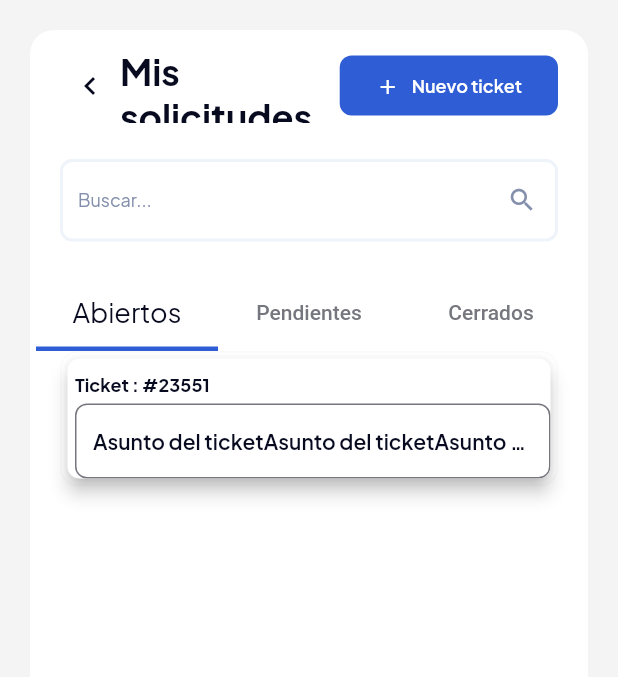
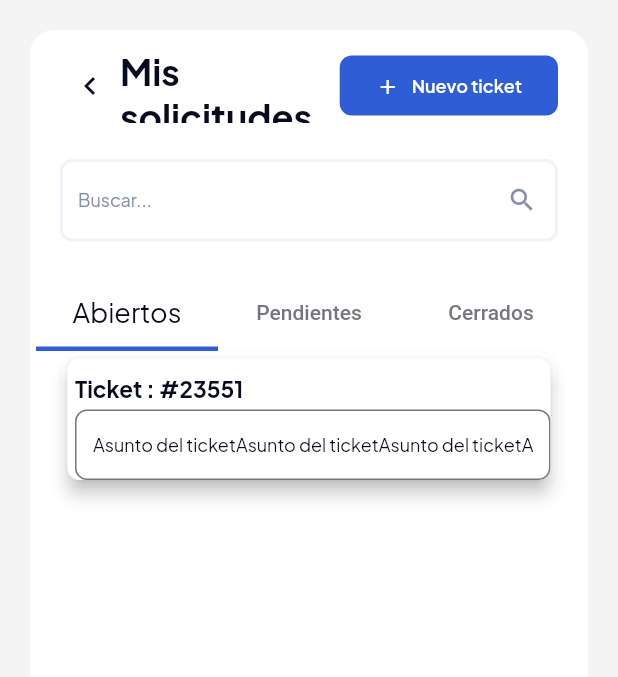
Before and after one commit to LenixPantoja/SupportLinkFront, a Flutter app: the TicketsUserWidget screen opened by its route, on a phone screen of 412 x 824 dp, the part 120-797 px from its top. Run offline on Flutter 3.47's test engine with Material 3 defaults, Android fonts, the phone set to English and light mode, and no system bars; drawn by our look-alikes of auto_size_text, badges; our stand-ins replace cached_network_image, dropdown_button2, easy_debounce, equatable, file_picker, fl_chart and 14 more; missing offline and left inert: aligned_dialog, json_path, mime_type; accounts and stored records are empty; network calls fail.

Commit message:
Updating to latest FlutterFlow output.

```diff
--- a/lib/users/ticket_users/tickets_user/tickets_user_widget.dart
+++ b/lib/users/ticket_users/tickets_user/tickets_user_widget.dart
@@ -42,7 +42,9 @@ class _TicketsUserWidgetState extends State<TicketsUserWidget>
       length: 3,
       initialIndex: 0,
     )..addListener(() => safeSetState(() {}));
-    _model.txtAffairOpenTextController ??= TextEditingController();
+    _model.txtAffairOpenTextController ??= TextEditingController(
+        text:
+            'Asunto del ticketAsunto del ticketAsunto del ticketAsunto del ticket');
     _model.txtAffairOpenFocusNode ??= FocusNode();
 
     _model.txtAffairPendingTextController ??= TextEditingController();
@@ -563,6 +565,7 @@ class _TicketsUserWidgetState extends State<TicketsUserWidget>
                                                                                             style: FlutterFlowTheme.of(context).bodyMedium.override(
                                                                                                   fontFamily: 'Plus Jakarta Sans',
                                                                                                   color: FlutterFlowTheme.of(context).primaryText,
+                                                                                                  fontSize: 15.0,
                                                                                                   letterSpacing: 0.0,
                                                                                                   fontWeight: FontWeight.bold,
                                                                                                 ),
@@ -584,7 +587,6 @@ class _TicketsUserWidgetState extends State<TicketsUserWidget>
                                                                                                       fontFamily: 'Plus Jakarta Sans',
                                                                                                       letterSpacing: 0.0,
                                                                                                     ),
-                                                                                                hintText: 'Asunto del ticketAsunto del ticketAsunto del ticketAsunto del ticket',
                                                                                                 hintStyle: FlutterFlowTheme.of(context).labelMedium.override(
                                                                                                       fontFamily: 'Plus Jakarta Sans',
                                                                                                       color: FlutterFlowTheme.of(context).primaryText,
@@ -623,6 +625,7 @@ class _TicketsUserWidgetState extends State<TicketsUserWidget>
                                                                                               ),
                                                                                               style: FlutterFlowTheme.of(context).bodyMedium.override(
                                                                                                     fontFamily: 'Plus Jakarta Sans',
+                                                                                                    fontSize: 12.0,
                                                                                                     letterSpacing: 0.0,
                                                                                                   ),
                                                                                               cursorColor: FlutterFlowTheme.of(context).primaryText,
@@ -1110,7 +1113,7 @@ class _TicketsUserWidgetState extends State<TicketsUserWidget>
                                                                                     hintStyle: FlutterFlowTheme.of(context).labelMedium.override(
                                                                                           fontFamily: 'Plus Jakarta Sans',
                                                                                           color: FlutterFlowTheme.of(context).secondaryText,
-                                                                                          fontSize: 14.0,
+                                                                                          fontSize: 12.0,
                                                                                           letterSpacing: 0.0,
                                                                                         ),
                                                                                     enabledBorder: OutlineInputBorder(
@@ -1177,6 +1180,7 @@ class _TicketsUserWidgetState extends State<TicketsUserWidget>
                                                                                     hintStyle: FlutterFlowTheme.of(context).labelMedium.override(
                                                                                           fontFamily: 'Plus Jakarta Sans',
                                                                                           color: FlutterFlowTheme.of(context).secondaryText,
+                                                                                          fontSize: 12.0,
                                                                                           letterSpacing: 0.0,
                                                                                         ),
                                                                                     enabledBorder: OutlineInputBorder(
@@ -1242,6 +1246,7 @@ class _TicketsUserWidgetState extends State<TicketsUserWidget>
                                                                                     hintStyle: FlutterFlowTheme.of(context).labelMedium.override(
                                                                                           fontFamily: 'Plus Jakarta Sans',
                                                                                           color: FlutterFlowTheme.of(context).secondaryText,
+                                                                                          fontSize: 12.0,
                                                                                           letterSpacing: 0.0,
                                                                                         ),
                                                                                     enabledBorder: OutlineInputBorder(
@@ -1426,6 +1431,7 @@ class _TicketsUserWidgetState extends State<TicketsUserWidget>
                                                                                                                 'Asunto del ticket o solicitud',
                                                                                                                 style: FlutterFlowTheme.of(context).titleLarge.override(
                                                                                                                       fontFamily: 'Plus Jakarta Sans',
+                                                                                                                      fontSize: 15.0,
                                                                                                                       letterSpacing: 0.0,
                                                                                                                     ),
                                                                                                               ),
@@ -1434,6 +1440,7 @@ class _TicketsUserWidgetState extends State<TicketsUserWidget>
                                                                                                                 style: FlutterFlowTheme.of(context).bodyMedium.override(
                                                                                                                       fontFamily: 'Plus Jakarta Sans',
                                                                                                                       color: FlutterFlowTheme.of(context).neutral500,
+                                                                                                                      fontSize: 12.0,
                                                                                                                       letterSpacing: 0.0,
                                                                                                                     ),
                                                                                                               ),
@@ -1476,6 +1483,7 @@ class _TicketsUserWidgetState extends State<TicketsUserWidget>
                                                                                                           hintText: 'Lorem Ipsum is simply dummy text of the printing and typesetting industry. Lorem Ipsum has been the industry\'s standard dummy text ever since the 1500s, when an unknown printer took a galley of type and scrambled it to make a type specimen book. It has survived not only five centuries, but also the leap into electronic typesetting, remaining essentially unchanged. It was popularised in the 1960s with the release of Letraset sheets containing Lorem Ipsum passages, and more recently with desktop publishing software like Aldus PageMaker including versions of Lorem Ipsum.',
                                                                                                           hintStyle: FlutterFlowTheme.of(context).labelMedium.override(
                                                                                                                 fontFamily: 'Plus Jakarta Sans',
+                                                                                                                fontSize: 12.0,
                                                                                                                 letterSpacing: 0.0,
                                                                                                               ),
                                                                                                           enabledBorder: OutlineInputBorder(
@@ -1552,6 +1560,7 @@ class _TicketsUserWidgetState extends State<TicketsUserWidget>
                                                                                                           'Archivos adjuntos',
                                                                                                           style: FlutterFlowTheme.of(context).titleLarge.override(
                                                                                                                 fontFamily: 'Plus Jakarta Sans',
+                                                                                                                fontSize: 15.0,
                                                                                                                 letterSpacing: 0.0,
                                                                                                               ),
                                                                                                         ),
@@ -1650,6 +1659,7 @@ class _TicketsUserWidgetState extends State<TicketsUserWidget>
                                                                                                           'Comentario respuesta',
                                                                                                           style: FlutterFlowTheme.of(context).titleLarge.override(
                                                                                                                 fontFamily: 'Plus Jakarta Sans',
+                                                                                                                fontSize: 15.0,
                                                                                                                 letterSpacing: 0.0,
                                                                                                               ),
                                                                                                         ),
@@ -1683,6 +1693,7 @@ class _TicketsUserWidgetState extends State<TicketsUserWidget>
                                                                                                                   style: FlutterFlowTheme.of(context).bodyLarge.override(
                                                                                                                         fontFamily: 'Plus Jakarta Sans',
                                                                                                                         color: FlutterFlowTheme.of(context).primaryText,
+                                                                                                                        fontSize: 14.0,
                                                                                                                         letterSpacing: 0.0,
                                                                                                                         fontStyle: FontStyle.italic,
                                                                                                                         decoration: TextDecoration.underline,
@@ -1761,6 +1772,7 @@ class _TicketsUserWidgetState extends State<TicketsUserWidget>
                                                                                                                       style: FlutterFlowTheme.of(context).bodyMedium.override(
                                                                                                                             fontFamily: 'Plus Jakarta Sans',
                                                                                                                             color: FlutterFlowTheme.of(context).secondaryText,
+                                                                                                                            fontSize: 12.0,
                                                                                                                             letterSpacing: 0.0,
                                                                                                                           ),
                                                                                                                       maxLines: null,
@@ -1896,6 +1908,7 @@ class _TicketsUserWidgetState extends State<TicketsUserWidget>
                                                                               ),
                                                                               style: FlutterFlowTheme.of(context).labelLarge.override(
                                                                                     fontFamily: 'Plus Jakarta Sans',
+                                                                                    fontSize: 12.0,
                                                                                     letterSpacing: 0.0,
                                                                                   ),
                                                                               maxLines: null,
```
